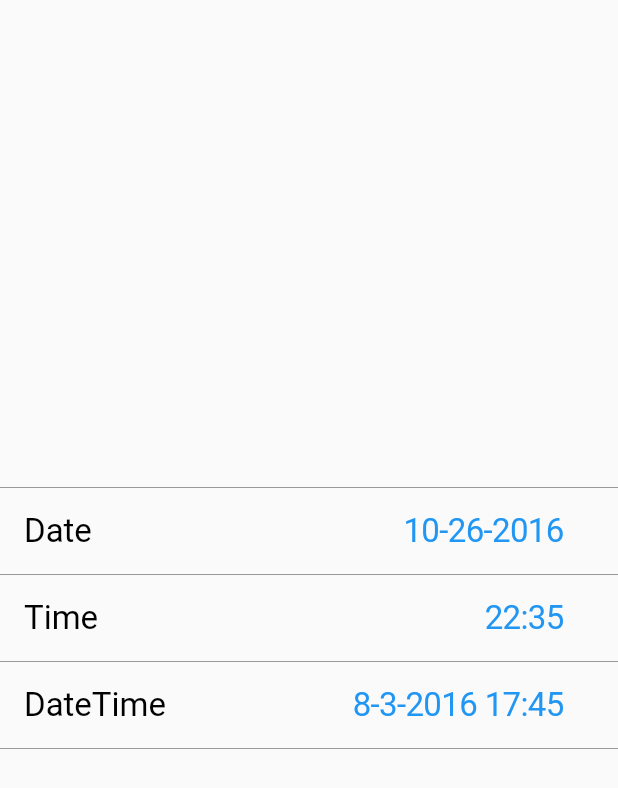
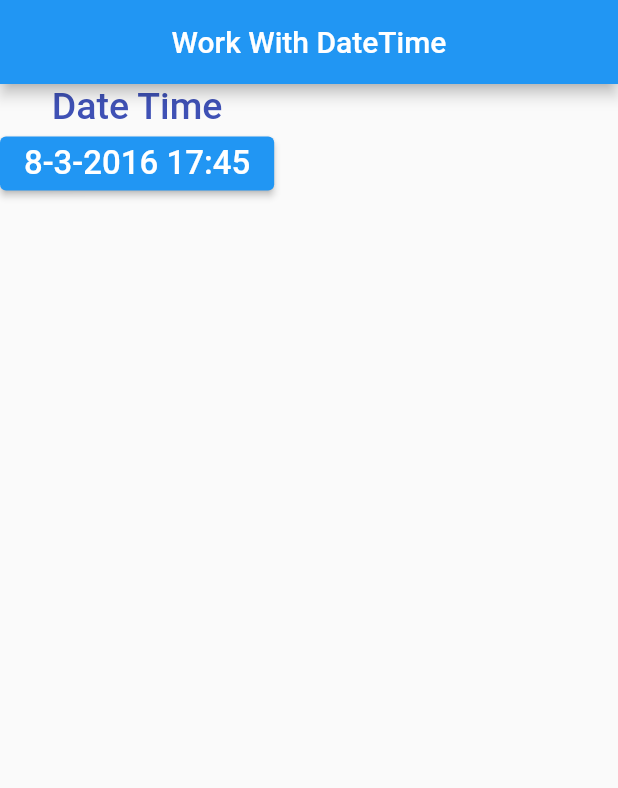
Before and after one commit to JaxaAnvarov/flutter_datetime_picker, a Flutter app: the screen it shows after launch, on a phone screen of 412 x 824 dp. Shown: the top 788 px of the screen. Run offline on Flutter 3.47's test engine with Material 2 defaults, Android fonts, the phone set to English and light mode, and no system bars.

Commit message:
date time

```diff
--- /dev/null
+++ b/lib/home/datetime.dart
@@ -0,0 +1,73 @@
+import 'package:flutter/cupertino.dart';
+import 'package:flutter/material.dart';
+
+class DateTimee extends StatefulWidget {
+  const DateTimee({Key? key}) : super(key: key);
+
+  @override
+  State<DateTimee> createState() => _DateTimeeState();
+}
+
+class _DateTimeeState extends State<DateTimee> {
+  DateTime dateTime = DateTime(2016, 8, 3, 17, 45);
+
+  @override
+  Widget build(BuildContext context) {
+    return Scaffold(
+      appBar: AppBar(
+        title: const Text('Work With DateTime'),
+        centerTitle: true,
+      ),
+      body: Column(
+        children: [
+          const Text(
+            'Date Time',
+            style: TextStyle(
+                color: Colors.indigo,
+                fontSize: 25.0,
+                fontWeight: FontWeight.w500),
+          ),
+          ElevatedButton(
+            // Display a CupertinoDatePicker in dateTime picker mode.
+            onPressed: () => _showDialog(
+              CupertinoDatePicker(
+                initialDateTime: dateTime,
+                use24hFormat: true,
+                // This is called when the user changes the dateTime.
+                onDateTimeChanged: (DateTime newDateTime) {
+                  setState(() => dateTime = newDateTime);
+                },
+              ),
+            ),
+            // In this example, time value is formatted manually. You can use intl package to
+            // format the value based on the user's locale settings.
+            child: Text(
+              '${dateTime.month}-${dateTime.day}-${dateTime.year} ${dateTime.hour}:${dateTime.minute}',
+              style: const TextStyle(
+                fontSize: 22.0,
+              ),
+            ),
+          ),
+        ],
+      ),
+    );
+  }
+
+  void _showDialog(Widget child) {
+    showCupertinoModalPopup<void>(
+      context: context,
+      builder: (BuildContext context) => Container(
+        height: 216,
+        padding: const EdgeInsets.only(top: 6.0),
+        margin: EdgeInsets.only(
+          bottom: MediaQuery.of(context).viewInsets.bottom,
+        ),
+        color: CupertinoColors.systemBackground.resolveFrom(context),
+        child: SafeArea(
+          top: false,
+          child: child,
+        ),
+      ),
+    );
+  }
+}
--- a/lib/main.dart
+++ b/lib/main.dart
@@ -1,3 +1,4 @@
+import 'package:date_time/home/datetime.dart';
 import 'package:date_time/home/home_page.dart';
 import 'package:flutter/material.dart';
 
@@ -16,7 +17,7 @@ class MyApp extends StatelessWidget {
       theme: ThemeData(
         primarySwatch: Colors.blue,
       ),
-      home: const HomePage(),
+      home: const DateTimee(),
     );
   }
 }
```
Also changed, not shown: lib/home/home_page.dart (+2 -5 lines).
